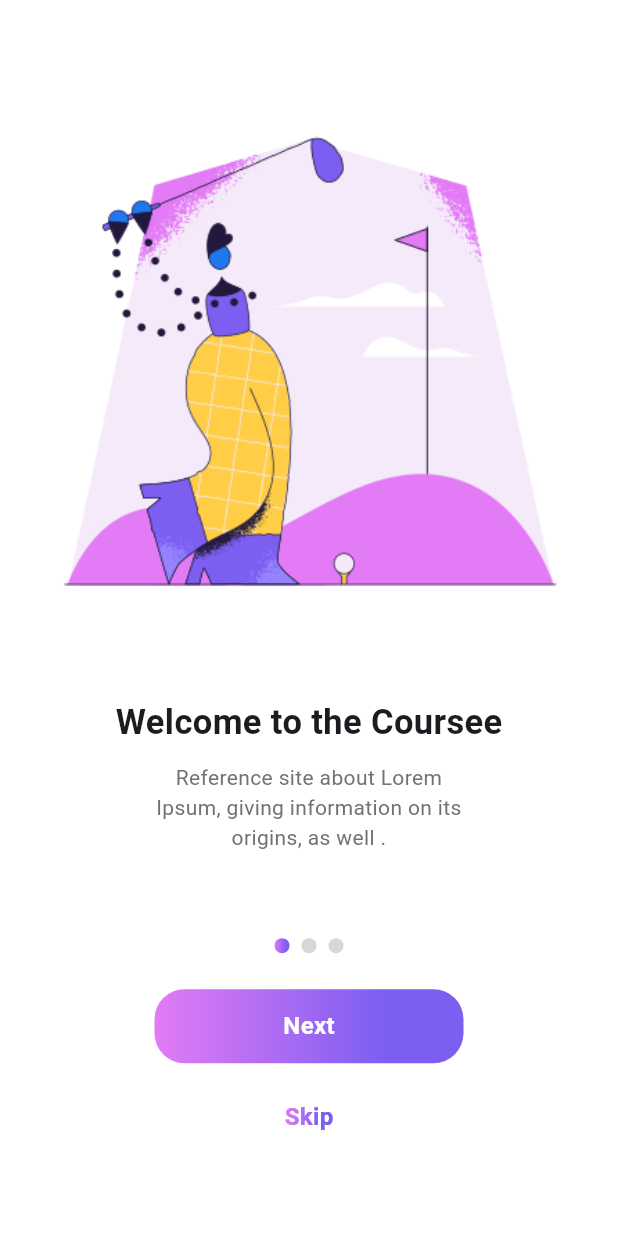
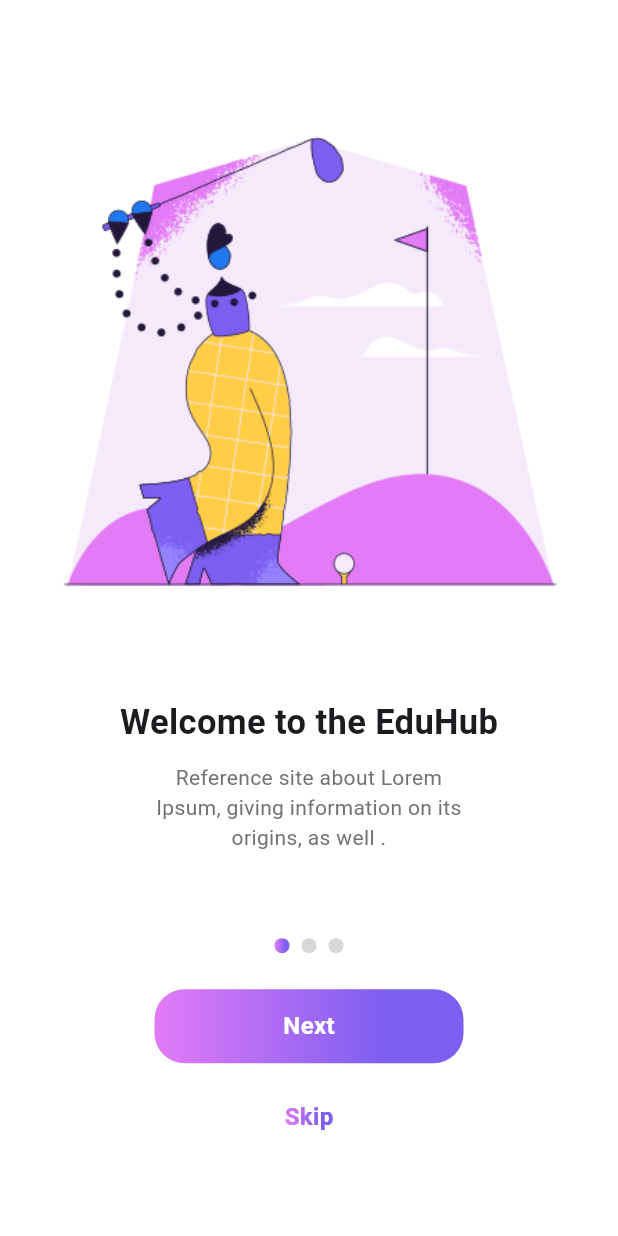
Before and after one commit to Bashar9-d/eduhub, a Flutter app: the screen it shows after launch, on a phone screen of 412 x 824 dp. Run offline on Flutter 3.47's test engine with Material 3 defaults, Android fonts, the phone set to English and light mode, and no system bars; our stand-ins replace animated_splash_screen, animated_toggle_switch, page_transition, shared_preferences; Roboto replaces fonts that are missing (Poppins).

Commit message:
constants

```diff
--- a/lib/constant/color_manage.dart
+++ b/lib/constant/color_manage.dart
@@ -1,7 +1,14 @@
 import 'dart:ui';
+
+import 'package:flutter/material.dart';
 
 class ColorManage {
   //This class is for adding color.
 static const Color firstPrimary=Color(0xFFE27BF5);
 static const Color secondPrimary=Color(0xFF7C5EF1);
+static const Color nonActiveIndicator=Color(0xFFD8D7D7);
+static const Color subtitleOnBoarding=Color(0xFF727272);
+static const Color boxShadowToggle=Colors.black26;
+static const List<double>stopsColor=[0.0, 0.75];
+
 }
--- /dev/null
+++ b/lib/constant/textstyle_manage.dart
@@ -0,0 +1,26 @@
+import 'dart:ui';
+import 'package:flutter/material.dart';
+
+import 'color_manage.dart';
+
+class TextStyleManage {
+  static const TextStyle titleOnBoarding = TextStyle(
+    fontWeight: FontWeight.bold,
+    fontSize: 23,
+  );
+  static const TextStyle subtitleOnBoarding = TextStyle(
+    color: ColorManage.subtitleOnBoarding,
+    fontFamily: 'Poppins',
+    fontWeight: FontWeight.w400,
+  );
+  static const TextStyle nextButtonOnBoarding = TextStyle(
+    color: Colors.white,
+    fontSize: 16,
+    fontWeight: FontWeight.w600,
+  );
+  static const TextStyle skipButtonOnBoarding = TextStyle(
+    color: Colors.white,
+    fontSize: 16,
+    fontWeight: FontWeight.w600,
+  );
+}
--- a/lib/view/begin_screens/login_screen.dart
+++ b/lib/view/begin_screens/login_screen.dart
@@ -1,6 +1,8 @@
 import 'package:eduhub/view/student_screens/bottom_nav_bar.dart';
 import 'package:flutter/material.dart';
 import 'package:shared_preferences/shared_preferences.dart';
+
+import '../../constant/color_manage.dart';
 
 
 class LoginScreen extends StatefulWidget {
@@ -138,10 +140,10 @@ class _LoginScreenState extends State<LoginScreen> {
               decoration: BoxDecoration(
                 borderRadius: BorderRadius.circular(20),
                 gradient: LinearGradient(
-                  colors: [Color(0xFFE27BF5), Color(0xFF7C5EF1)],
+                  colors: [ColorManage.firstPrimary, ColorManage.secondPrimary],
                   begin: Alignment.centerLeft,
                   end: Alignment.centerRight,
-                  stops: [0.0, 0.75],
+                  stops: ColorManage.stopsColor,
                 ),
               ),
               child: Center(
--- a/lib/view/begin_screens/onboardin_screen.dart
+++ b/lib/view/begin_screens/onboardin_screen.dart
@@ -3,26 +3,28 @@ import 'package:eduhub/view/begin_screens/toggle_switch_widget.dart';
 import 'package:flutter/material.dart';
 import 'package:shared_preferences/shared_preferences.dart';
 
+import '../../constant/color_manage.dart';
+import '../../constant/textstyle_manage.dart';
 import '../../model/onborading_model.dart';
 
-class OnboardinScreen extends StatefulWidget {
-  OnboardinScreen({super.key});
+class OnboardingScreen extends StatefulWidget {
+  OnboardingScreen({super.key});
 
   @override
-  State<OnboardinScreen> createState() => _OnboardinScreenState();
+  State<OnboardingScreen> createState() => _OnboardingScreenState();
 }
 
-class _OnboardinScreenState extends State<OnboardinScreen> {
+class _OnboardingScreenState extends State<OnboardingScreen> {
   List<OnBoardingModel> pages = [
     OnBoardingModel(
       image: 'assets/onboarding1.png',
-      title: 'Welcome to the Coursee',
+      title: 'Welcome to the EduHub',
       subtitle:
           'Reference site about Lorem Ipsum, giving information on its origins, as well .',
     ),
     OnBoardingModel(
-      image: 'assets/onborading2.png',
-      title: 'Enjoy the Courses',
+      image: 'assets/onboarding2.png',
+      title: 'Enjoy the EduHub',
       subtitle:
           'Reference site about Lorem Ipsum, giving information on its origins, as well .',
     ),
@@ -67,10 +69,7 @@ class _OnboardinScreenState extends State<OnboardinScreen> {
                         Center(
                           child: Text(
                             pages[index].title,
-                            style: TextStyle(
-                              fontWeight: FontWeight.bold,
-                              fontSize: 23,
-                            ),
+                            style: TextStyleManage.titleOnBoarding,
                           ),
                         ),
                         SizedBox(
@@ -78,11 +77,7 @@ class _OnboardinScreenState extends State<OnboardinScreen> {
                           child: Center(
                             child: Text(
                               pages[index].subtitle,
-                              style: TextStyle(
-                                color: Color(0xFF727272),
-                                fontFamily: 'Poppins',
-                                fontWeight: FontWeight.w400,
-                              ),
+                              style: TextStyleManage.subtitleOnBoarding,
                               textAlign: TextAlign.center,
                             ),
                           ),
@@ -102,20 +97,20 @@ class _OnboardinScreenState extends State<OnboardinScreen> {
                                 gradient: _currentPage == index
                                     ? LinearGradient(
                                         colors: [
-                                          Color(0xFFE27BF5), Color(0xFF7C5EF1),
+                                  ColorManage.firstPrimary, ColorManage.secondPrimary,
                                         ],
                                   begin: Alignment.centerLeft,
                                   end: Alignment.centerRight,
-                                  stops: [0.0, 0.75],
+                                  stops:ColorManage.stopsColor,
                                       )
                                     : LinearGradient(
                                         colors: [
-                                          Color(0xFFD8D7D7),
-                                          Color(0xFFD8D7D7),
+                                          ColorManage.nonActiveIndicator,
+                                          ColorManage.nonActiveIndicator,
                                         ],
                                   begin: Alignment.centerLeft,
                                   end: Alignment.centerRight,
-                                  stops: [0.0, 0.75],
+                                  stops: ColorManage.stopsColor,
                                       ),
                               ),
                               width: 10,
@@ -130,16 +125,16 @@ class _OnboardinScreenState extends State<OnboardinScreen> {
                             decoration: BoxDecoration(
                               borderRadius: BorderRadius.circular(20),
                               gradient: LinearGradient(
-                                colors: [Color(0xFFE27BF5), Color(0xFF7C5EF1), ],
+                                colors: [ColorManage.firstPrimary, ColorManage.secondPrimary, ],
                                 begin: Alignment.centerLeft,
                                 end: Alignment.centerRight,
-                                stops: [0.0, 0.75],
+                                stops: ColorManage.stopsColor,
                               ),
                             ),
                             child: Center(
                               child: Text(
                                 'Next',
-                                style: TextStyle(color: Colors.white,fontSize: 16,fontWeight:FontWeight.w600 ),
+                                style: TextStyleManage.nextButtonOnBoarding,
                               ),
                             ),
                           ),
@@ -184,13 +179,11 @@ class _OnboardinScreenState extends State<OnboardinScreen> {
                                         begin: Alignment.centerLeft,
                                         end: Alignment.centerRight,
                                         colors: [
-                                          Color(0xFFE27BF5),
-                                          Color(0xFF7C5EF1),
-                                          //0xE27BF5,,0x7C5EF1
+                                          ColorManage.firstPrimary, ColorManage.secondPrimary
                                         ],
                                         // begin: Alignment.centerLeft,
                                         // end: Alignment.centerRight,
-                                        stops: [0.0, 0.75],
+                                        stops: ColorManage.stopsColor,
                                       ).createShader(
                                         Rect.fromLTWH(
                                           0,
@@ -201,7 +194,7 @@ class _OnboardinScreenState extends State<OnboardinScreen> {
                                       ),
                                   child: Text(
                                     'Skip',
-                                    style: TextStyle(color: Colors.white,fontSize: 16,fontWeight:FontWeight.w600),
+                                    style: TextStyleManage.skipButtonOnBoarding,
                                   ),
                                 ),
                               )
--- a/lib/view/begin_screens/register_screen.dart
+++ b/lib/view/begin_screens/register_screen.dart
@@ -1,3 +1,4 @@
+import 'package:eduhub/constant/color_manage.dart';
 import 'package:eduhub/view/begin_screens/toggle_switch_widget.dart';
 import 'package:flutter/material.dart';
 
@@ -144,10 +145,10 @@ class _RegisterScreenState extends State<RegisterScreen> {
               decoration: BoxDecoration(
                 borderRadius: BorderRadius.circular(20),
                 gradient: LinearGradient(
-                  colors: [Color(0xFFE27BF5), Color(0xFF7C5EF1)],
+                  colors: [ColorManage.firstPrimary, ColorManage.secondPrimary],
                   begin: Alignment.centerLeft,
                   end: Alignment.centerRight,
-                  stops: [0.0, 0.75],
+                  stops: ColorManage.stopsColor,
                 ),
               ),
               child: Center(
--- a/lib/view/begin_screens/splash_screen.dart
+++ b/lib/view/begin_screens/splash_screen.dart
@@ -5,6 +5,7 @@ import 'package:flutter/material.dart';
 import 'package:page_transition/page_transition.dart';
 import 'package:shared_preferences/shared_preferences.dart';
 
+import '../../constant/color_manage.dart';
 import 'onboardin_screen.dart';
 
 class SplashScreen extends StatefulWidget {
@@ -29,7 +30,7 @@ class _SplashScreenState extends State<SplashScreen> {
     final seen = prefs.getBool('onBoardingDone') ?? false;
 
     setState(() {
-      nextPage = seen ?  ToggleSwitchWidget() :  OnboardinScreen();
+      nextPage = seen ?  ToggleSwitchWidget() :  OnboardingScreen();
     });
   }
 
@@ -39,10 +40,10 @@ class _SplashScreenState extends State<SplashScreen> {
       return Container(
         decoration: const BoxDecoration(
           gradient: LinearGradient(
-            colors: [Color(0xFFE27BF5), Color(0xFF7C5EF1)],
+            colors: [ColorManage.firstPrimary, ColorManage.secondPrimary],
             begin: Alignment.centerLeft,
             end: Alignment.centerRight,
-            stops: [0.0, 0.75],
+            stops: ColorManage.stopsColor,
           ),
         ),
         child: const Center(
--- a/lib/view/begin_screens/toggle_switch_widget.dart
+++ b/lib/view/begin_screens/toggle_switch_widget.dart
@@ -1,4 +1,5 @@
 import 'package:animated_toggle_switch/animated_toggle_switch.dart';
+import 'package:eduhub/constant/color_manage.dart';
 import 'package:eduhub/view/begin_screens/register_screen.dart';
 import 'package:flutter/material.dart';
 import 'login_screen.dart';
@@ -27,10 +28,10 @@ class _ToggleSwitchWidgetState extends State<ToggleSwitchWidget> {
           height: MediaQuery.of(context).size.height * 0.35,
           decoration: BoxDecoration(
             gradient: LinearGradient(
-              colors: [Color(0xFFE27BF5), Color(0xFF7C5EF1)],
+              colors: [ColorManage.firstPrimary,ColorManage.secondPrimary],
               begin: Alignment.centerLeft,
               end: Alignment.centerRight,
-              stops: [0.0,0.75 ],
+              stops: ColorManage.stopsColor,
             ),
             borderRadius: BorderRadius.only(
               bottomLeft: Radius.circular(40),
@@ -64,17 +65,17 @@ class _ToggleSwitchWidgetState extends State<ToggleSwitchWidget> {
                 style: ToggleStyle(
                   indicatorGradient: const LinearGradient(
                     colors: [
-                       Color(0xFFE27BF5),Color(0xFF7C5EF1), //0xE27BF5,,0x7C5EF1
+                      ColorManage.firstPrimary,ColorManage.secondPrimary
                     ],
                     begin: Alignment.centerLeft,
                     end: Alignment.centerRight,
-                    stops: [0.0,0.75 ],
+                    stops: ColorManage.stopsColor,
                     // begin: Alignment.centerLeft,
                     // end: Alignment.bottomRight,
                   ),
                   boxShadow: [
                     const BoxShadow(
-                      color: Colors.black26,
+                      color: ColorManage.boxShadowToggle,
                       spreadRadius: 1,blurRadius: 2,
                       offset: Offset(-3, -3)
                     )
```
Also changed, not shown: assets/onboarding2.png (renamed from assets/onborading2.png), lib/constant/image_manage.dart (added), lib/constant/style_widget_manage.dart (added).
